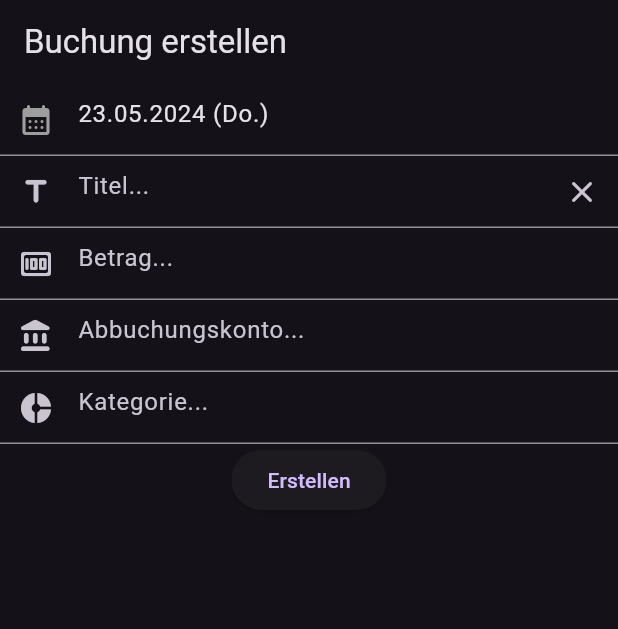
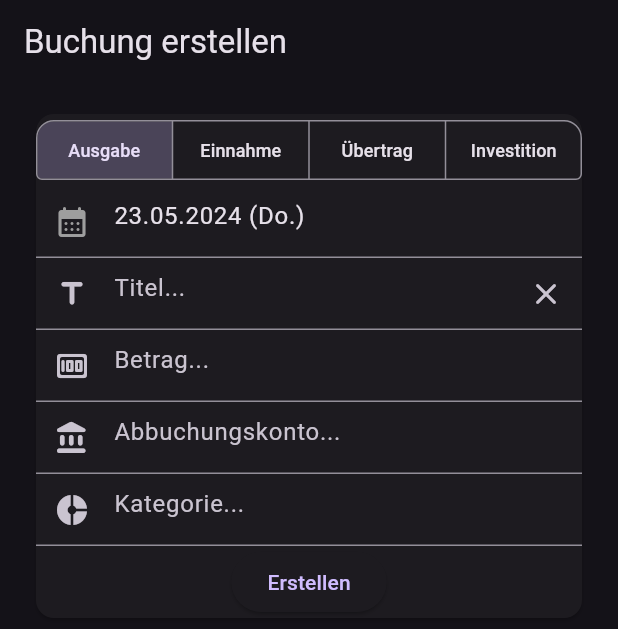
Before and after one commit to Marcel9494/Moneybook, a Flutter app: the screen it shows after launch, after a tap on "Erstellen", on a phone screen of 412 x 824 dp. Shown: the top 629 px of the screen. Run offline on Flutter 3.47's test engine with Material 3 defaults, Android fonts, the phone set to English and light mode, and no system bars; our stand-ins replace bloc, dartz, equatable, flutter_bloc, get_it, modal_bottom_sheet and 1 more; accounts and stored records are empty.

Commit message:
Buchungstyp implementiert
- Der Benutzer kann nun einen Buchungstyp auswählen (Ausgabe, Einnahme, Übertrag oder Investition).
- Die Buchung wird lokal in einer Datenbanktabelle mit allen Buchungsdaten gespeichert.

```diff
--- a/lib/core/utils/number_formatter.dart
+++ b/lib/core/utils/number_formatter.dart
@@ -9,3 +9,10 @@ String formatToMoneyAmount(String moneyAmount) {
   moneyAmount = amountFormatter.format(double.parse(moneyAmount.replaceAll(',', '.')));
   return moneyAmount;
 }
+
+// Beispiel:
+// Input amount: 8,60 €
+// return 8.6
+double formatMoneyAmountToDouble(String amount) {
+  return double.parse(amount.substring(0, amount.length - 2).replaceAll('.', '').replaceAll(',', '.'));
+}
--- a/lib/features/bookings/data/datasources/booking_remote_data_source.dart
+++ b/lib/features/bookings/data/datasources/booking_remote_data_source.dart
@@ -16,20 +16,30 @@ class BookingRemoteDataSourceImpl implements BookingRemoteDataSource {
 
   @override
   Future<void> create(Booking booking) async {
-    print('Remote');
+    print("Booking: $booking");
     final String bookingDbName = 'booking';
-    final String title = 'Titel';
-    final String account = 'Account';
     databaseFactory.deleteDatabase('$bookingDbName.db');
     var db = await openDatabase('$bookingDbName.db');
     db.execute('''
           CREATE TABLE $bookingDbName (
             id INTEGER PRIMARY KEY,
+            type TEXT NOT NULL,
             title TEXT NOT NULL,
-            account TEXT NOT NULL
+            date TEXT NOT NULL,
+            amount DOUBLE NOT NULL,
+            account TEXT NOT NULL,
+            categorie TEXT NOT NULL
           )
           ''');
-    db.rawInsert('INSERT INTO $bookingDbName(title, account) VALUES(?, ?)', [title, account]);
+    db.rawInsert('INSERT INTO $bookingDbName(id, type, title, date, amount, account, categorie) VALUES(?, ?, ?, ?, ?, ?, ?)', [
+      booking.id,
+      booking.type.name,
+      booking.title,
+      booking.date.toString(),
+      booking.amount,
+      booking.account,
+      booking.categorie,
+    ]);
     //db.delete('bookings');
     print(db);
     print('Success');
--- a/lib/features/bookings/data/models/booking_model.dart
+++ b/lib/features/bookings/data/models/booking_model.dart
@@ -3,6 +3,7 @@ import 'package:moneybook/features/bookings/domain/entities/booking.dart';
 class BookingModel extends Booking {
   const BookingModel({
     required super.id,
+    required super.type,
     required super.title,
     required super.date,
     required super.amount,
--- a/lib/features/bookings/domain/entities/booking.dart
+++ b/lib/features/bookings/domain/entities/booking.dart
@@ -1,7 +1,10 @@
 import 'package:equatable/equatable.dart';
+
+import '../value_objects/booking_type.dart';
 
 class Booking extends Equatable {
   final int id;
+  final BookingType type;
   final String title;
   final DateTime date;
   final double amount;
@@ -10,6 +13,7 @@ class Booking extends Equatable {
 
   const Booking({
     required this.id,
+    required this.type,
     required this.title,
     required this.date,
     required this.amount,
@@ -18,5 +22,5 @@ class Booking extends Equatable {
   });
 
   @override
-  List<Object> get props => [id, title, date, amount, account, categorie];
+  List<Object> get props => [id, type, title, date, amount, account, categorie];
 }
--- /dev/null
+++ b/lib/features/bookings/domain/value_objects/booking_type.dart
@@ -0,0 +1,18 @@
+enum BookingType { expense, income, transfer, investment }
+
+extension BookingTypeExtension on BookingType {
+  String get name {
+    switch (this) {
+      case BookingType.expense:
+        return 'Ausgabe';
+      case BookingType.income:
+        return 'Einnahme';
+      case BookingType.transfer:
+        return 'Übertrag';
+      case BookingType.investment:
+        return 'Investition';
+      default:
+        throw Exception('$name is not a valid Booking type.');
+    }
+  }
+}
--- a/lib/features/bookings/presentation/pages/create_booking_page.dart
+++ b/lib/features/bookings/presentation/pages/create_booking_page.dart
@@ -1,13 +1,16 @@
 import 'package:flutter/material.dart';
 import 'package:flutter_bloc/flutter_bloc.dart';
 import 'package:moneybook/features/bookings/presentation/bloc/booking_bloc.dart';
+import 'package:moneybook/features/bookings/presentation/widgets/buttons/type_segmented_button.dart';
 import 'package:moneybook/features/bookings/presentation/widgets/input_fields/account_input_field.dart';
 import 'package:moneybook/features/bookings/presentation/widgets/input_fields/date_input_field.dart';
 
 import '../../../../core/consts/route_consts.dart';
 import '../../../../core/utils/date_formatter.dart';
+import '../../../../core/utils/number_formatter.dart';
 import '../../../../injection_container.dart';
 import '../../domain/entities/booking.dart';
+import '../../domain/value_objects/booking_type.dart';
 import '../widgets/input_fields/amount_text_field.dart';
 import '../widgets/input_fields/categorie_input_field.dart';
 import '../widgets/input_fields/title_text_field.dart';
@@ -25,17 +28,21 @@ class _CreateBookingPageState extends State<CreateBookingPage> {
   final TextEditingController _amountController = TextEditingController();
   final TextEditingController _accountController = TextEditingController();
   final TextEditingController _categorieController = TextEditingController();
+  final Set<BookingType> _bookingType = {BookingType.expense};
 
   void createBooking(BuildContext context) {
     BlocProvider.of<BookingBloc>(context).add(
       CreateBooking(
         Booking(
           id: 0,
+          type: _bookingType.first,
           title: _titleController.text,
-          date: DateTime.now(),
-          amount: double.parse(_amountController.text),
+          date: dateFormatterDDMMYYYYEE.parse(_dateController.text),
+          // TODO hier weitermachen und allgemeines Theme anlegen und
+          // TODO Money Value Object implementieren
+          amount: formatMoneyAmountToDouble(_amountController.text),
           account: _accountController.text,
-          categorie: 'Lebensmittel',
+          categorie: _categorieController.text,
         ),
       ),
     );
@@ -64,8 +71,16 @@ class _CreateBookingPageState extends State<CreateBookingPage> {
           child: BlocBuilder<BookingBloc, BookingState>(
             builder: (context, state) {
               if (state is Initial) {
-                return Column(
+                return SingleChildScrollView(
+                  child: Padding(
+                    padding: const EdgeInsets.symmetric(horizontal: 20.0, vertical: 16.0),
+                    child: Card(
+                      child: Column(
+                        mainAxisSize: MainAxisSize.min,
                         children: [
+                          TypeSegmentedButton(
+                            bookingType: _bookingType,
+                          ),
                           DateInputField(
                             dateController: _dateController,
                           ),
@@ -91,6 +106,9 @@ class _CreateBookingPageState extends State<CreateBookingPage> {
                             child: const Text('Erstellen'),
                           ),
                         ],
+                      ),
+                    ),
+                  ),
                 );
               }
               return const SizedBox();
--- /dev/null
+++ b/lib/features/bookings/presentation/widgets/buttons/type_segmented_button.dart
@@ -0,0 +1,72 @@
+import 'package:flutter/material.dart';
+
+import '../../../domain/value_objects/booking_type.dart';
+
+class TypeSegmentedButton extends StatefulWidget {
+  Set<BookingType> bookingType;
+
+  TypeSegmentedButton({
+    super.key,
+    required this.bookingType,
+  });
+
+  @override
+  State<TypeSegmentedButton> createState() => _TypeSegmentedButtonState();
+}
+
+class _TypeSegmentedButtonState extends State<TypeSegmentedButton> {
+  @override
+  Widget build(BuildContext context) {
+    return SizedBox(
+      width: double.infinity,
+      child: SegmentedButton(
+        segments: <ButtonSegment<BookingType>>[
+          ButtonSegment(
+            value: BookingType.expense,
+            label: Text(
+              BookingType.expense.name,
+              style: const TextStyle(fontSize: 12.0),
+            ),
+          ),
+          ButtonSegment(
+            value: BookingType.income,
+            label: Text(
+              BookingType.income.name,
+              style: const TextStyle(fontSize: 12.0),
+            ),
+          ),
+          ButtonSegment(
+            value: BookingType.transfer,
+            label: Text(
+              BookingType.transfer.name,
+              style: const TextStyle(fontSize: 12.0),
+            ),
+          ),
+          ButtonSegment(
+            value: BookingType.investment,
+            label: Text(
+              BookingType.investment.name,
+              style: const TextStyle(fontSize: 12.0),
+            ),
+          ),
+        ],
+        selected: widget.bookingType,
+        onSelectionChanged: (newSelectedType) {
+          setState(() {
+            widget.bookingType = newSelectedType;
+          });
+        },
+        showSelectedIcon: false,
+        style: SegmentedButton.styleFrom(
+          padding: const EdgeInsets.symmetric(horizontal: 4.0),
+          shape: const RoundedRectangleBorder(
+            borderRadius: BorderRadius.vertical(
+              top: Radius.circular(12.0),
+              bottom: Radius.circular(4.0),
+            ),
+          ),
+        ),
+      ),
+    );
+  }
+}
```
Also changed, not shown: 3 other files. Lines whose indentation alone changed are shown as unchanged.
